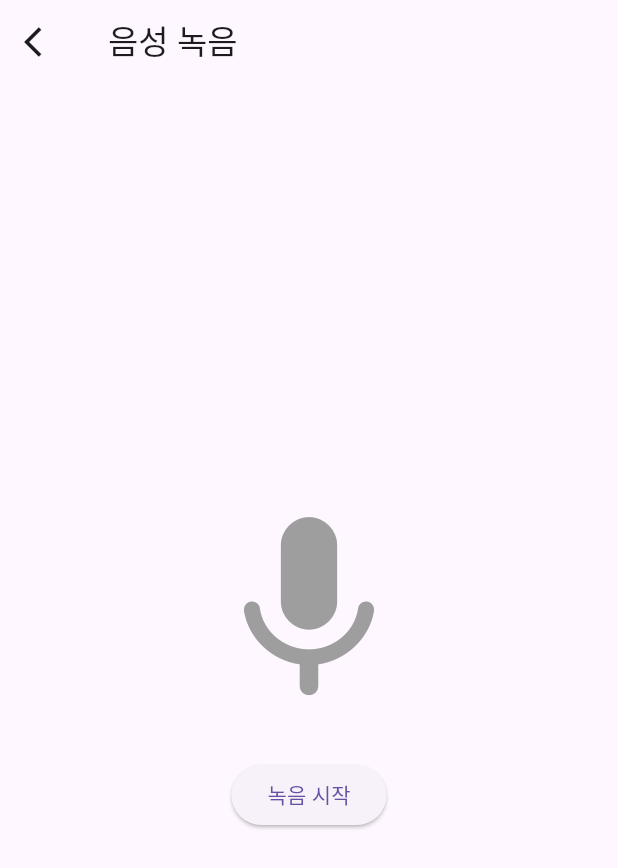
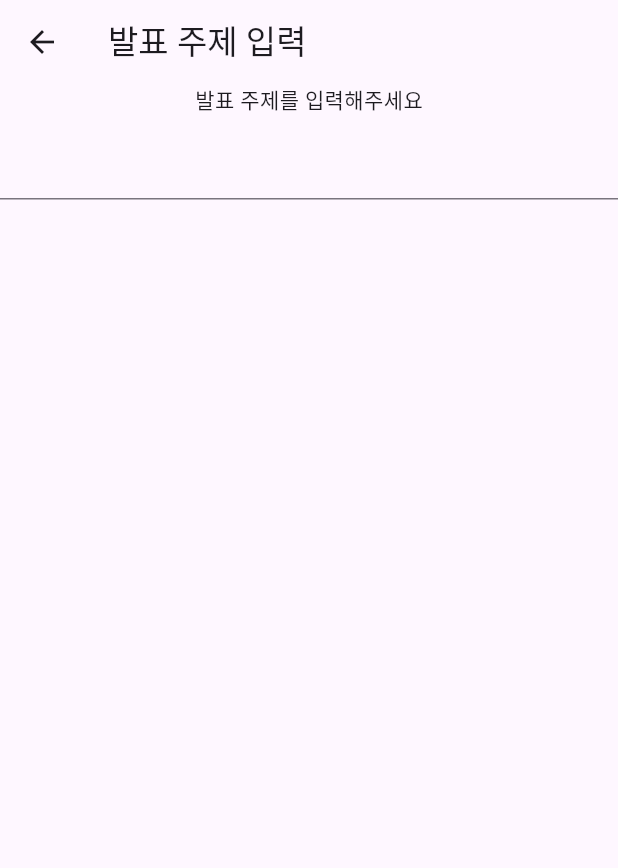
Before and after one commit to twenty-three-23/peech-flutter, a Flutter app: the screen it shows after launch, after a tap on "대본 입력하지 않고 시작하기", on a phone screen of 412 x 824 dp. Shown: the top 868 px of the screen. Run offline on Flutter 3.47's test engine with Material 3 defaults, Android fonts, the phone set to English and light mode, and no system bars; our stand-ins replace get, permission_handler, shared_preferences; missing offline and left inert: flutter_sound.

Commit message:
feat: 페이지 생성 및 라우터 연결
- ThemeInputScreen 생성
- 라우터에 ThemeInputScreen 등록
- HomeScreen 에서 대본 입력하고/입력하지 않고 시작하기 클릭 시 ThemeInputScreen으로 이동하도록 설정

#TT-88 voiceRecoding

```diff
--- a/lib/features/home/view/homeScreen.dart
+++ b/lib/features/home/view/homeScreen.dart
@@ -19,10 +19,10 @@ class _HomeScreenState extends State<HomeScreen> {
             const Text("Peech - 당신의 발표 도우미"),
             const SizedBox(height: 20,),
             TextButton(
-                onPressed: () { Navigator.pushNamed(context, '/scriptInput'); },
+                onPressed: () { Navigator.pushNamed(context, '/themeInput'); },
                 child: const Text("대본 입력하고 시작하기")
             ),
-            TextButton(onPressed: () { Navigator.pushNamed(context, '/voiceRecodeNoScript'); }, child: const Text("대본 입력하지 않고 시작하기")),
+            TextButton(onPressed: () { Navigator.pushNamed(context, '/themeInput'); }, child: const Text("대본 입력하지 않고 시작하기")),
             TextButton(onPressed: () {}, child: const Text("기록 보기")),
           ],
         ),
--- /dev/null
+++ b/lib/features/themeInput/view/theme_input_screen.dart
@@ -0,0 +1,24 @@
+import 'package:flutter/material.dart';
+
+class ThemeInputScreen extends StatelessWidget {
+  const ThemeInputScreen({super.key});
+
+  @override
+  Widget build(BuildContext context) {
+    return Scaffold(
+      appBar: AppBar(
+        title: const Text("발표 주제 입력"),
+      ),
+      body: Center(
+        child: Column(
+          crossAxisAlignment: CrossAxisAlignment.center,
+          children: [
+            Text("발표 주제를 입력해주세요"),
+            SizedBox(height: 8,),
+            TextField(),
+          ],
+        ),
+      ),
+    );
+  }
+}
--- a/lib/routers/routers.dart
+++ b/lib/routers/routers.dart
@@ -2,6 +2,7 @@ import 'package:get/get.dart';
 import 'package:swm_peech_flutter/features/home/view/homeScreen.dart';
 import 'package:swm_peech_flutter/features/scriptInput/controller/script_input_controller.dart';
 import 'package:swm_peech_flutter/features/scriptInput/view/script_input_screen.dart';
+import 'package:swm_peech_flutter/features/themeInput/view/theme_input_screen.dart';
 import 'package:swm_peech_flutter/features/voiceRecode/controller/voice_recode_controller.dart';
 import 'package:swm_peech_flutter/features/voiceRecode/view/voice_recode_screen_no_script.dart';
 import 'package:swm_peech_flutter/features/voiceRecode/view/voice_recode_screen_with_script.dart';
@@ -36,6 +37,10 @@ class Routers {
           Get.lazyPut<VoiceRecodeCtr>(() => VoiceRecodeCtr());
         })
     ),
+  GetPage(
+      name: '/themeInput',
+      page: () => const ThemeInputScreen(),
+    ),
 
   ];
 
```
